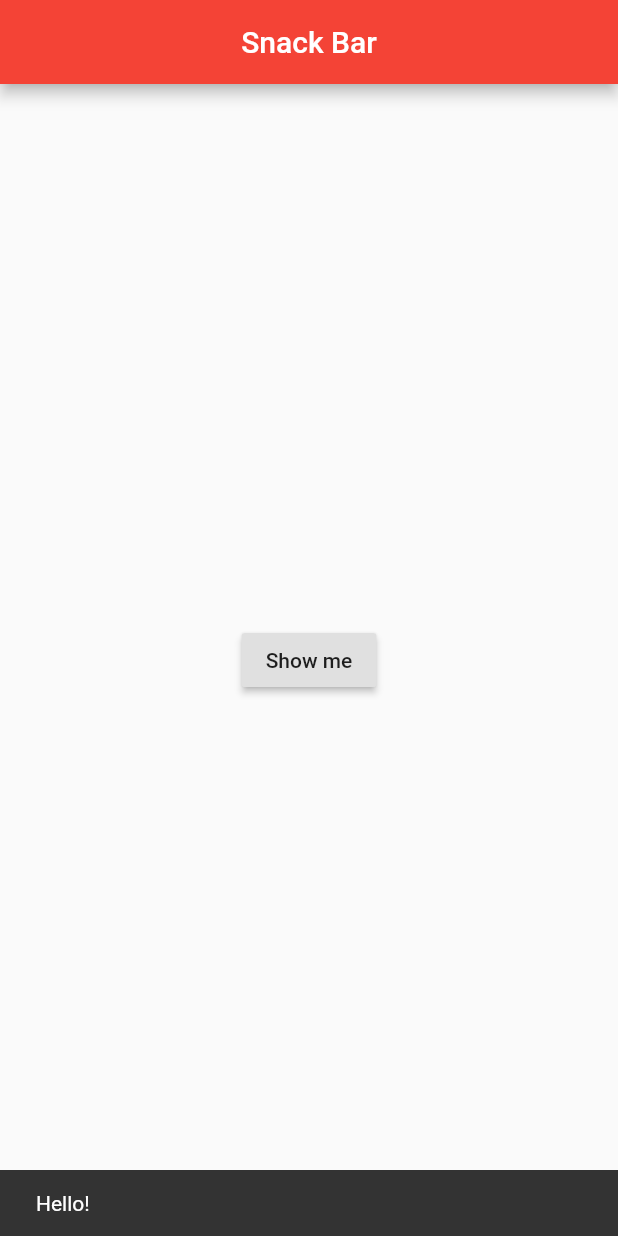
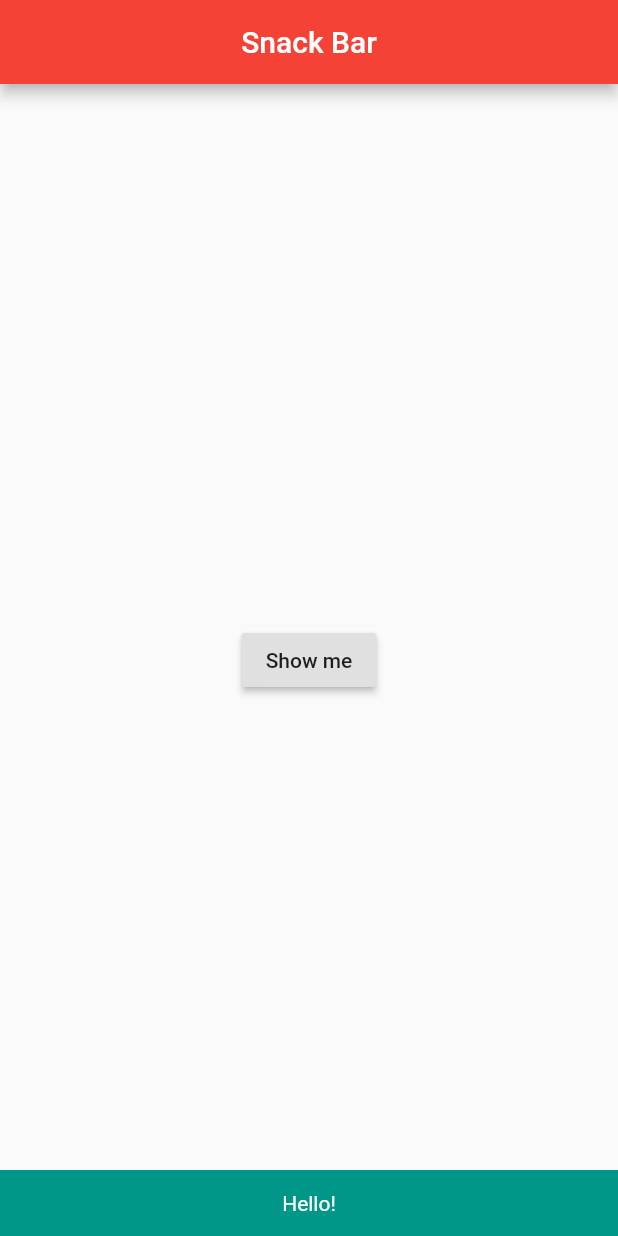
Before and after one commit to devlovecat/codingChef_snackbar, a Flutter app: the screen it shows after launch, after a tap on "Show me", on a phone screen of 412 x 824 dp. Run offline on Flutter 3.47's test engine with Material 2 defaults, Android fonts, the phone set to English and light mode, and no system bars.

Commit message:
스낵바 디자인 변경

```diff
--- a/lib/main.dart
+++ b/lib/main.dart
@@ -25,10 +25,10 @@ class MyPage extends StatelessWidget {
           title: Text('Snack Bar'),
           centerTitle: true,
         ),
-        body: MySnackBar()
-    );
+        body: MySnackBar());
   }
 }
+
 class MySnackBar extends StatelessWidget {
   const MySnackBar({Key? key}) : super(key: key);
 
@@ -37,8 +37,16 @@ class MySnackBar extends StatelessWidget {
     return Center(
       child: RaisedButton(
         child: Text('Show me'),
-        onPressed: (){
-          Scaffold.of(context).showSnackBar(SnackBar(content: Text('Hello!')));
+        onPressed: () {
+          Scaffold.of(context).showSnackBar(SnackBar(
+            content: Text(
+              'Hello!',
+              textAlign: TextAlign.center,
+              style: TextStyle(color: Colors.white),
+            ),
+            backgroundColor: Colors.teal,
+            duration: Duration(milliseconds: 1000),
+          ));
         },
       ),
     );
```
